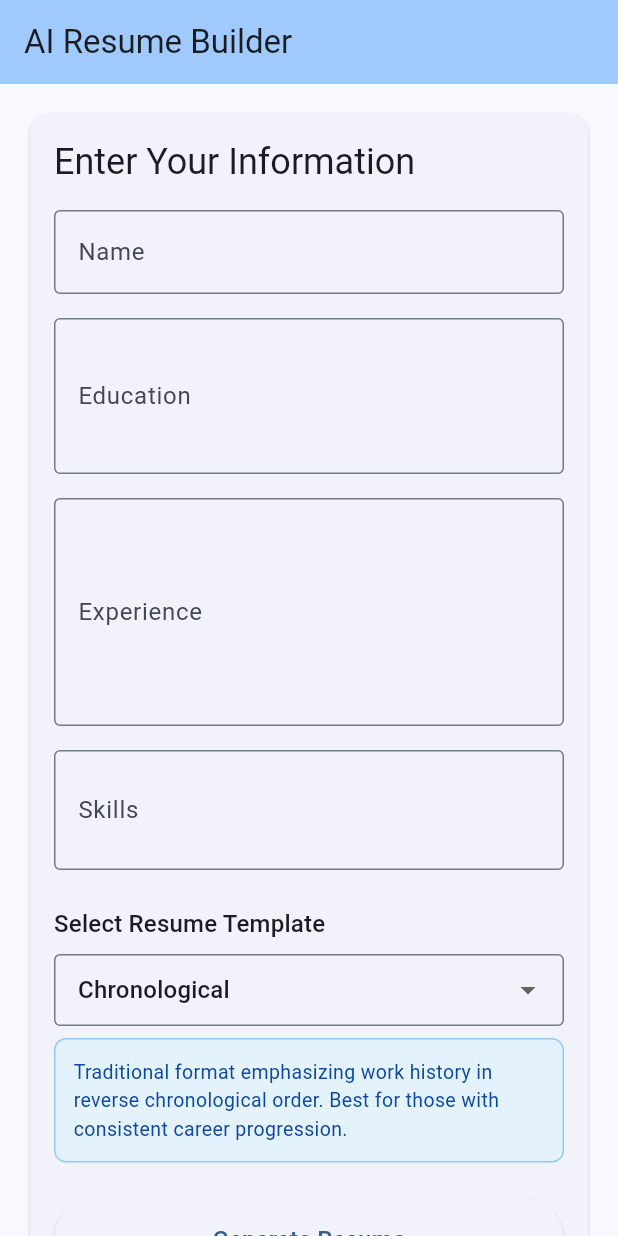
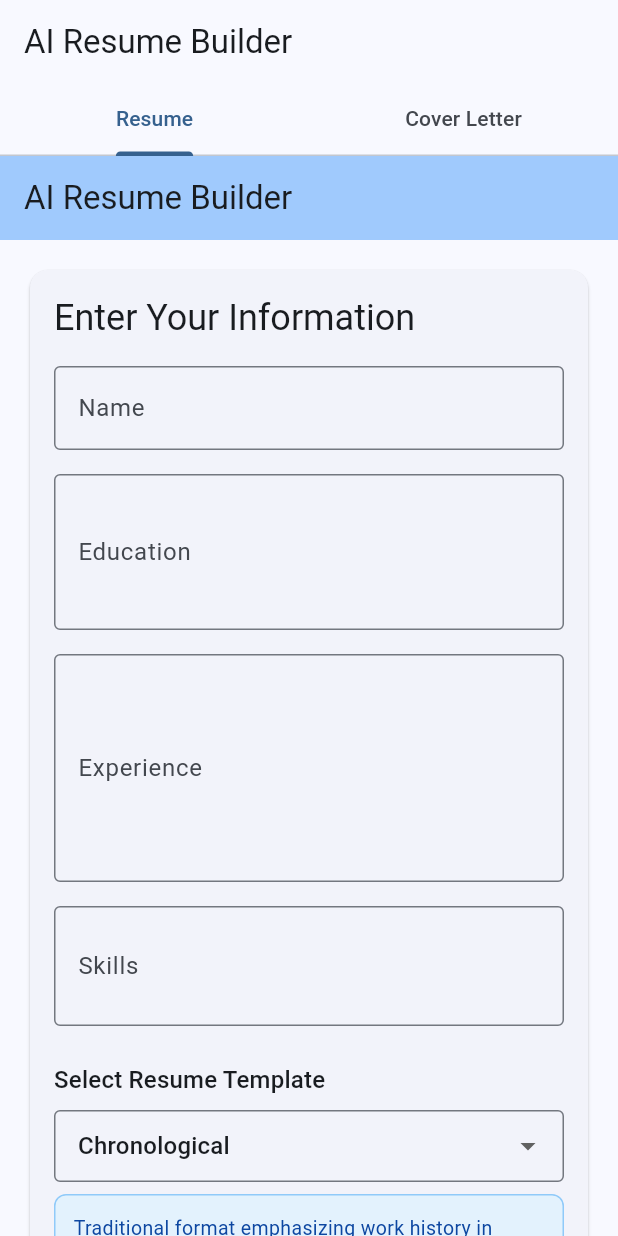
Before and after one commit to BrianDornellas/resume-ai-builder, a Flutter app: the screen it shows after launch, on a phone screen of 412 x 824 dp. Run offline on Flutter 3.47's test engine with Material 3 defaults, Android fonts, the light colour scheme and no system bars; our stand-ins replace flutter_markdown.

Commit message:
Add cover letter generation functionality and implement HomeTabs navigation

```diff
--- a/frontend/lib/main.dart
+++ b/frontend/lib/main.dart
@@ -1,5 +1,6 @@
 import 'package:flutter/material.dart';
 import 'screens/resume_form_screen.dart';
+import 'screens/cover_letter_form_screen.dart';
 
 void main() {
   runApp(const MyApp());
@@ -16,7 +17,53 @@ class MyApp extends StatelessWidget {
         colorScheme: ColorScheme.fromSeed(seedColor: Colors.blue),
         useMaterial3: true,
       ),
-      home: const ResumeFormScreen(),
+      home: const HomeTabs(),
     );
   }
 }
+
+class HomeTabs extends StatefulWidget {
+  const HomeTabs({super.key});
+
+  @override
+  State<HomeTabs> createState() => _HomeTabsState();
+}
+
+class _HomeTabsState extends State<HomeTabs> with SingleTickerProviderStateMixin {
+  late TabController _tabController;
+
+  @override
+  void initState() {
+    super.initState();
+    _tabController = TabController(length: 2, vsync: this);
+  }
+
+  @override
+  void dispose() {
+    _tabController.dispose();
+    super.dispose();
+  }
+
+  @override
+  Widget build(BuildContext context) {
+    return Scaffold(
+      appBar: AppBar(
+        title: const Text('AI Resume Builder'),
+        bottom: TabBar(
+          controller: _tabController,
+          tabs: const [
+            Tab(text: 'Resume'),
+            Tab(text: 'Cover Letter'),
+          ],
+        ),
+      ),
+      body: TabBarView(
+        controller: _tabController,
+        children: const [
+          ResumeFormScreen(),
+          CoverLetterFormScreen(),
+        ],
+      ),
+    );
+  }
+}
```
Also changed, not shown: frontend/lib/screens/cover_letter_form_screen.dart (added, +201 -0 lines), frontend/lib/services/api_client.dart (added, +58 -0 lines).
